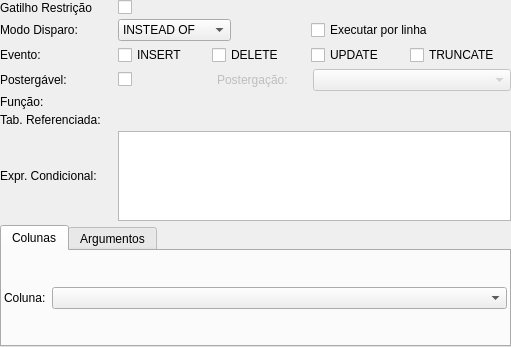
Before: the Qt Designer form pgmodeler_ui/ui/gatilhowidget.ui in erdincay/pgmodeler-old, drawn with Qt 5.
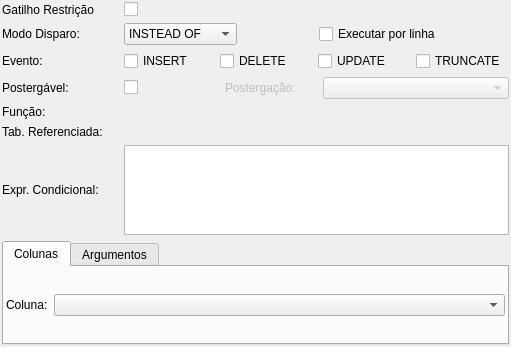
After: the same form once the commit is applied.

Patch:
```diff
--- a/pgmodeler_ui/ui/gatilhowidget.ui
+++ b/pgmodeler_ui/ui/gatilhowidget.ui
@@ -21,10 +21,10 @@
   </property>
   <layout class="QGridLayout" name="gatilho_grid">
    <property name="margin">
-    <number>0</number>
+    <number>2</number>
    </property>
    <property name="spacing">
-    <number>4</number>
+    <number>6</number>
    </property>
    <item row="1" column="0">
     <widget class="QLabel" name="tipo_disparo_lbl">
```
